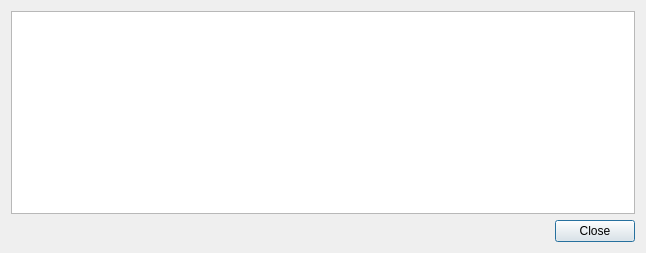
Old version of the form src/dontpanik/kpart/core/ui/kworktypesdialog.ui in the repository frankHa/dontpanic.
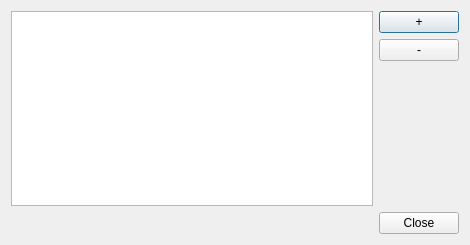
New version of the form. Custom widgets are drawn as their Qt base class.

Commit message: -added +/- buttons to the project/working type dialogs -added code to 'remove' (i.e. declare invisible) projects within the sqlite database

Diff of the .ui file:
```diff
--- a/src/dontpanik/kpart/core/ui/kworktypesdialog.ui
+++ b/src/dontpanik/kpart/core/ui/kworktypesdialog.ui
@@ -6,20 +6,55 @@
    <rect>
     <x>0</x>
     <y>0</y>
-    <width>646</width>
-    <height>253</height>
+    <width>470</width>
+    <height>245</height>
    </rect>
   </property>
   <property name="windowTitle">
    <string>Work Types - Don't Panik</string>
   </property>
-  <layout class="QVBoxLayout" name="verticalLayout">
+  <layout class="QVBoxLayout" name="verticalLayout_2">
    <item>
-    <widget class="dp::core::KWorkTypesTable" name="tableView">
-     <attribute name="horizontalHeaderStretchLastSection">
-      <bool>true</bool>
-     </attribute>
-    </widget>
+    <layout class="QHBoxLayout" name="horizontalLayout">
+     <item>
+      <widget class="dp::core::KWorkTypesTable" name="tableView">
+       <attribute name="horizontalHeaderStretchLastSection">
+        <bool>true</bool>
+       </attribute>
+      </widget>
+     </item>
+     <item>
+      <layout class="QVBoxLayout" name="verticalLayout">
+       <item>
+        <widget class="KPushButton" name="kpushbutton">
+         <property name="text">
+          <string>+</string>
+         </property>
+        </widget>
+       </item>
+       <item>
+        <widget class="KPushButton" name="kpushbutton_2">
+         <property name="text">
+          <string>-</string>
+         </property>
+        </widget>
+       </item>
+       <item>
+        <spacer name="verticalSpacer">
+         <property name="orientation">
+          <enum>Qt::Vertical</enum>
+         </property>
+         <property name="sizeHint" stdset="0">
+          <size>
+           <width>20</width>
+           <height>40</height>
+          </size>
+         </property>
+        </spacer>
+       </item>
+      </layout>
+     </item>
+    </layout>
    </item>
    <item>
     <widget class="QDialogButtonBox" name="buttonBox">
@@ -34,6 +69,11 @@
   </layout>
  </widget>
  <customwidgets>
+  <customwidget>
+   <class>KPushButton</class>
+   <extends>QPushButton</extends>
+   <header>kpushbutton.h</header>
+  </customwidget>
   <customwidget>
    <class>dp::core::KWorkTypesTable</class>
    <extends>QTableView</extends>
```
The commit also changes 12 other files.
